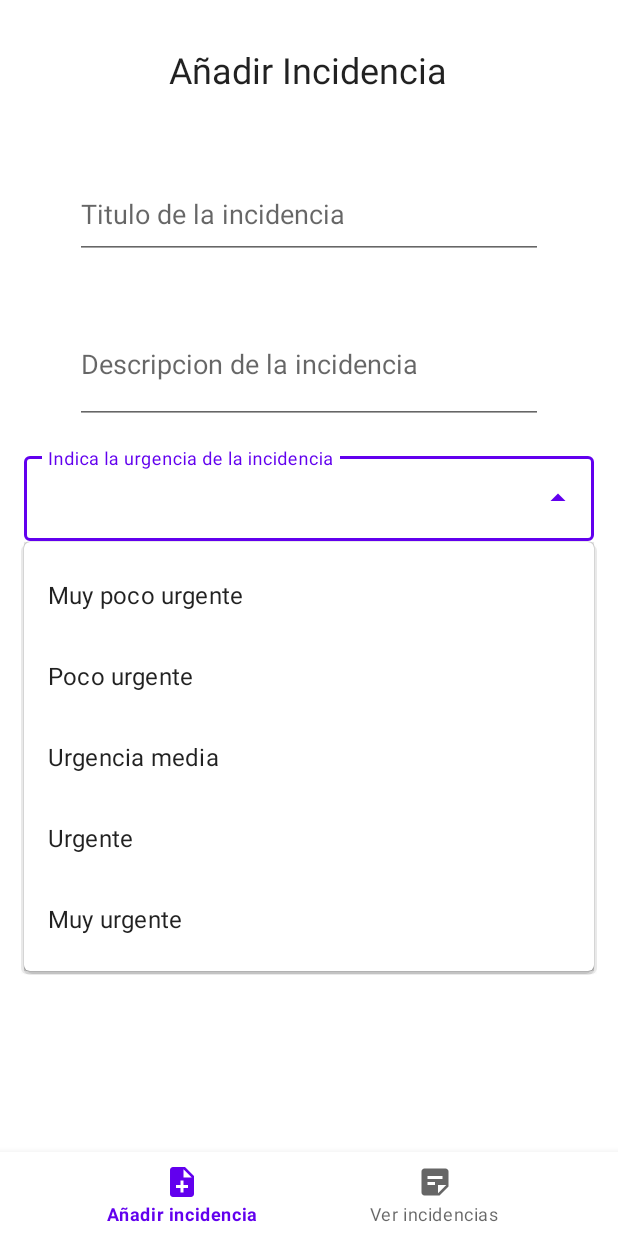
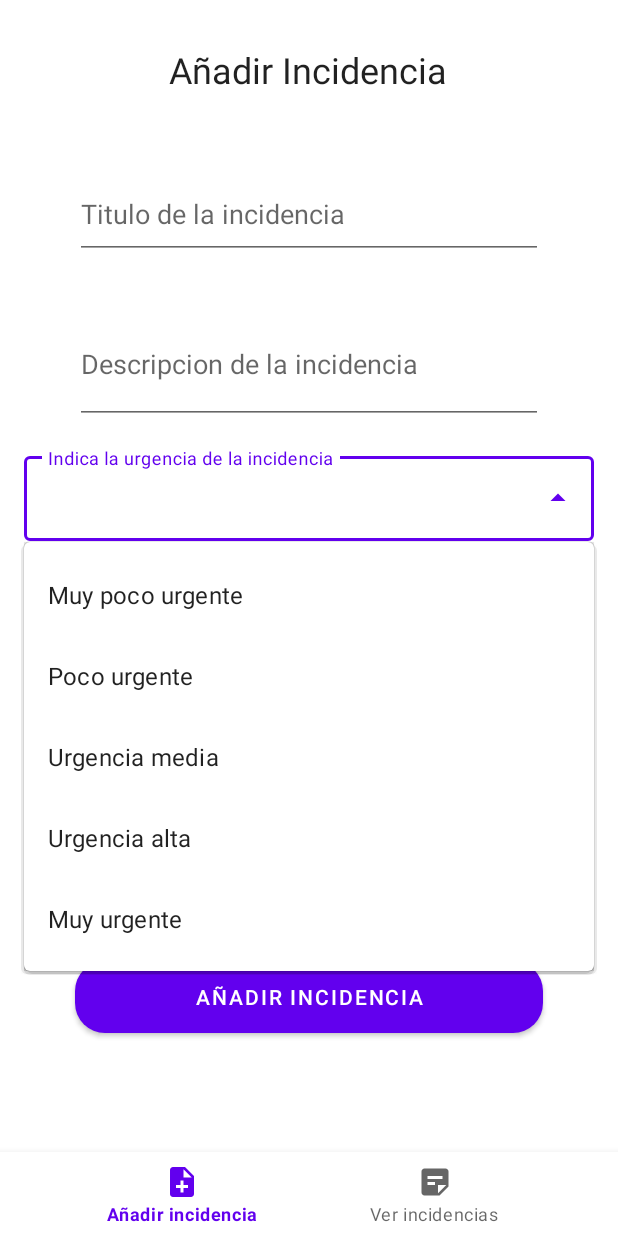
Before and after one commit to Jossan23/Glpi, an Android app: the AddIncidenciaFragment screen opened directly, with no data from a screen before it, after a tap on an icon or button, on a phone screen of 412 x 824 dp. Run offline under Robolectric (Android 15) with nearby library versions, the phone set to English and light mode, and no system bars.

Commit message:
Push menor arreglando algunas cosas de vista

```diff
--- a/app/src/main/java/com/example/glpi/fragments/AddIncidenciaFragment.java
+++ b/app/src/main/java/com/example/glpi/fragments/AddIncidenciaFragment.java
@@ -42,7 +42,7 @@ public class AddIncidenciaFragment extends Fragment {
     private final JsonPlaceHolderApi querys = retrofit.create(JsonPlaceHolderApi.class);
     private String authToken;
 
-    String[] urgency = {"Muy poco urgente", "Poco urgente", "Urgencia media","Urgente", "Muy urgente"};
+    String[] urgency = {"Muy poco urgente", "Poco urgente", "Urgencia media","Urgencia alta", "Muy urgente"};
     AutoCompleteTextView autoCompleteTextViewUrgency;
     ArrayAdapter<String> adapterUrgency;
     Button buttonAddIncidencia;
@@ -117,7 +117,7 @@ public class AddIncidenciaFragment extends Fragment {
     public void setTicket(){
 
 
-        Ticket ticket = new Ticket(editTextTituloIncidencia.getText().toString(),editTextDescripcionIncidencia.getText().toString(),2,urgencia);
+        Ticket ticket = new Ticket(editTextTituloIncidencia.getText().toString(),editTextDescripcionIncidencia.getText().toString(),1,urgencia);
         List<Ticket> ticketList= new ArrayList<Ticket>();
         ticketList.add(ticket);
         TicketList ticketListClass = new TicketList(ticketList);
@@ -139,6 +139,7 @@ public class AddIncidenciaFragment extends Fragment {
                 }else{
                     try {
                         System.out.println(response.errorBody().string());
+                        Toast.makeText(context, response.errorBody().string(), Toast.LENGTH_SHORT).show();
                     } catch (IOException e) {
                         throw new RuntimeException(e);
                     }
@@ -149,7 +150,7 @@ public class AddIncidenciaFragment extends Fragment {
             @Override
             public void onFailure(Call<List<Ticket>> call, Throwable t) {
 
-                System.out.println(t.getMessage());
+                Toast.makeText(context, "Ha ocurrido un error al cargar todos los datos", Toast.LENGTH_SHORT).show();
             }
         });
     }
--- a/app/src/main/java/com/example/glpi/fragments/DetailViewFragment.java
+++ b/app/src/main/java/com/example/glpi/fragments/DetailViewFragment.java
@@ -11,6 +11,7 @@ import android.view.ViewGroup;
 import android.widget.Button;
 import android.widget.EditText;
 import android.widget.TextView;
+import android.widget.Toast;
 
 import com.example.glpi.R;
 import com.example.glpi.api.get.Ticket;
@@ -142,11 +143,12 @@ public class DetailViewFragment extends Fragment {
             public void onResponse(Call<ProfileData> call, Response<ProfileData> response) {
                 if(response.isSuccessful()){
 
-                    textViewUserDetail.setText(response.body().getName());
+                    textViewUserDetail.setText("Usuario: " + response.body().getName());
 
                 }else{
                     try {
                         System.out.println(response.errorBody().string());
+
                     } catch (IOException e) {
                         throw new RuntimeException(e);
                     }
--- a/app/src/main/res/layout/fragment_add_incidencia.xml
+++ b/app/src/main/res/layout/fragment_add_incidencia.xml
@@ -30,7 +30,6 @@
         android:ems="10"
         android:scrollbars="vertical"
         android:maxLength="70"
-        android:inputType="textMultiLine"
         android:hint="Titulo de la incidencia"
         app:layout_constraintEnd_toEndOf="parent"
         app:layout_constraintStart_toStartOf="parent"
@@ -46,7 +45,6 @@
         android:layout_marginTop="30dp"
         android:layout_marginEnd="50dp"
         android:ems="10"
-        android:inputType="textMultiLine"
         android:hint="Descripcion de la incidencia"
         app:layout_constraintEnd_toEndOf="parent"
         app:layout_constraintStart_toStartOf="parent"
@@ -55,6 +53,7 @@
 
     <com.google.android.material.textfield.TextInputLayout
         android:id="@+id/textInputLayoutUrgency"
+        style="@style/Widget.MaterialComponents.TextInputLayout.OutlinedBox.ExposedDropdownMenu"
         android:layout_width="match_parent"
         android:layout_height="wrap_content"
         android:layout_margin="16dp"
@@ -64,8 +63,7 @@
         android:hint="Indica la urgencia de la incidencia"
         app:layout_constraintEnd_toEndOf="parent"
         app:layout_constraintStart_toStartOf="parent"
-        app:layout_constraintTop_toBottomOf="@+id/editTextDescripcionIncidencia"
-        style="@style/Widget.MaterialComponents.TextInputLayout.OutlinedBox.ExposedDropdownMenu">
+        app:layout_constraintTop_toBottomOf="@+id/editTextDescripcionIncidencia">
 
         <AutoCompleteTextView
 
@@ -83,13 +81,13 @@
         android:layout_width="match_parent"
         android:layout_height="wrap_content"
         android:layout_marginStart="50dp"
-        android:layout_marginTop="150dp"
+        android:layout_marginTop="200dp"
         android:layout_marginEnd="50dp"
-        android:layout_marginBottom="60dp"
         android:background="@drawable/boton_redondeado_login"
         android:text="Añadir incidencia"
         app:layout_constraintBottom_toBottomOf="parent"
         app:layout_constraintEnd_toEndOf="parent"
+        app:layout_constraintHorizontal_bias="0.0"
         app:layout_constraintStart_toStartOf="parent"
         app:layout_constraintTop_toBottomOf="@+id/textInputLayoutUrgency" />
 
```
